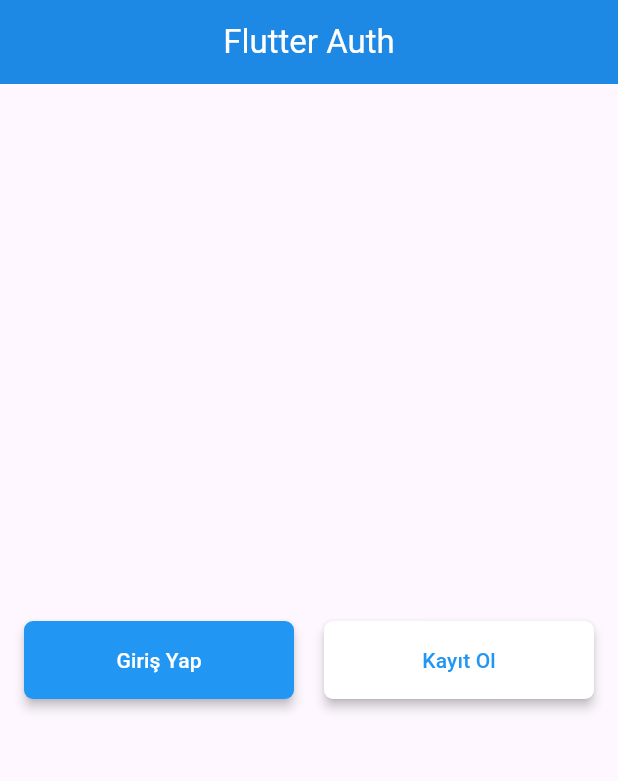
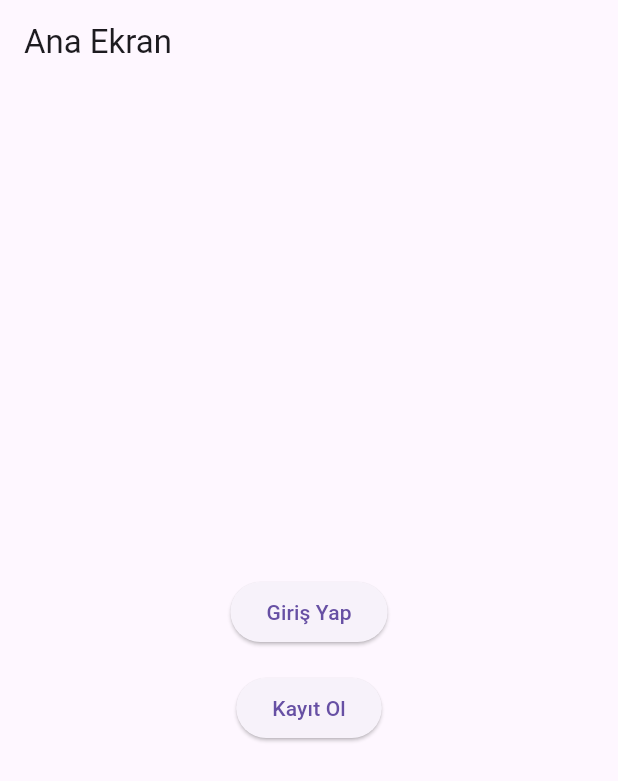
Before and after one commit to recepzgrmh/Flutter-auth, a Flutter app: the screen it shows after launch, on a phone screen of 412 x 824 dp. Shown: the top 781 px of the screen. Run offline on Flutter 3.47's test engine with Material 3 defaults, Android fonts, the phone set to English and light mode, and no system bars; our stand-ins replace cloud_firestore, firebase_auth, firebase_core, flutter_dotenv; accounts and stored records are empty; generated files the repository leaves out were written again.

```diff
--- /dev/null
+++ b/lib/auth_state_switcher.dart
@@ -0,0 +1,59 @@
+import 'package:firebase_auth/firebase_auth.dart';
+import 'package:flutter/material.dart';
+import 'package:flutter_auth/screens/auth/log_in.dart';
+import 'package:flutter_auth/screens/home_screen.dart';
+import 'package:flutter_auth/main.dart';
+import 'package:flutter_auth/screens/auth/verify_account.dart';
+import 'package:flutter_auth/screens/main_screen.dart';
+
+class AuthStateSwitcher extends StatefulWidget {
+  const AuthStateSwitcher({super.key});
+
+  @override
+  State<AuthStateSwitcher> createState() => _AuthStateSwitcherState();
+}
+
+class _AuthStateSwitcherState extends State<AuthStateSwitcher> {
+  // Kullanıcının e-posta onay durumunu yeniden yüklemek için
+  Future<void> _reloadIfNeeded() async {
+    final user = FirebaseAuth.instance.currentUser;
+    if (user != null && !user.emailVerified) {
+      await user.reload();
+      setState(() {});
+    }
+  }
+
+  @override
+  void initState() {
+    super.initState();
+    _reloadIfNeeded();
+  }
+
+  @override
+  Widget build(BuildContext context) {
+    return StreamBuilder<User?>(
+      stream: FirebaseAuth.instance.authStateChanges(),
+      builder: (context, snapshot) {
+        // Bağlantı henüz kurulmamışsa yükleme göstergesi
+        if (snapshot.connectionState == ConnectionState.waiting) {
+          return const Scaffold(
+            body: Center(child: CircularProgressIndicator()),
+          );
+        }
+
+        if (snapshot.hasData) {
+          // Giriş yapmış kullanıcı
+          final user = snapshot.data!;
+          if (user.emailVerified) {
+            return HomeScreen();
+          } else {
+            return VerifyAccount();
+          }
+        } else {
+          // Giriş yapmamış kullanıcı
+          return MainScreen();
+        }
+      },
+    );
+  }
+}
--- a/lib/main.dart
+++ b/lib/main.dart
@@ -1,66 +1,47 @@
 import 'package:flutter/material.dart';
-import 'package:flutter_auth/log_in.dart';
-import 'package:flutter_auth/sign_up.dart';
-import 'package:flutter_auth/widgets/custom_button.dart';
+import 'package:firebase_core/firebase_core.dart';
+import 'package:flutter_auth/auth_state_switcher.dart';
+import 'package:flutter_dotenv/flutter_dotenv.dart';
+import 'package:firebase_auth/firebase_auth.dart';
+import 'firebase_options.dart';
 
-void main() {
-  runApp(MaterialApp(debugShowCheckedModeBanner: false, home: MyApp()));
+Future<void> main() async {
+  WidgetsFlutterBinding.ensureInitialized();
+
+  // .env yüklemesi
+  try {
+    await dotenv.load(fileName: ".env");
+    print("📌 `.env` dosyası başarıyla yüklendi!");
+  } catch (e) {
+    print("🚨 `.env` dosyası yüklenemedi! Hata: $e");
+  }
+
+  // Firebase başlatma
+  try {
+    if (Firebase.apps.isEmpty) {
+      await Firebase.initializeApp(
+        options: DefaultFirebaseOptions.currentPlatform,
+      );
+      print("🔥 Firebase Başlatıldı!");
+    } else {
+      print("Firebase zaten başlatılmış.");
+    }
+  } catch (e) {
+    print("🚨 Firebase Başlatma Hatası: $e");
+  }
+
+  runApp(const MyApp());
 }
 
-class MyApp extends StatefulWidget {
+class MyApp extends StatelessWidget {
   const MyApp({super.key});
 
   @override
-  State<MyApp> createState() => _MyAppState();
-}
-
-class _MyAppState extends State<MyApp> {
-  @override
   Widget build(BuildContext context) {
-    return Scaffold(
-      appBar: AppBar(
-        title: Text('Flutter Auth'),
-        centerTitle: true,
-        backgroundColor: Colors.blue.shade600,
-        foregroundColor: Colors.white,
-      ),
-      body: Center(
-        child: Padding(
-          padding: const EdgeInsets.symmetric(horizontal: 16.0),
-          child: Row(
-            mainAxisAlignment: MainAxisAlignment.center,
-            children: [
-              Flexible(
-                child: CustomButton(
-                  onPressed: () {
-                    Navigator.push(
-                      context,
-                      MaterialPageRoute(builder: (context) => LogIn()),
-                    );
-                  },
-                  label: 'Giriş Yap',
-                  backgroundColor: Colors.blue,
-                  foregroundColor: Colors.white,
-                ),
-              ),
-              const SizedBox(width: 20),
-              Flexible(
-                child: CustomButton(
-                  onPressed: () {
-                    Navigator.push(
-                      context,
-                      MaterialPageRoute(builder: (context) => SignUp()),
-                    );
-                  },
-                  label: 'Kayıt Ol',
-                  backgroundColor: Colors.white,
-                  foregroundColor: Colors.blue,
-                ),
-              ),
-            ],
-          ),
-        ),
-      ),
+    return MaterialApp(
+      title: 'Login Page',
+      debugShowCheckedModeBanner: false,
+      home: AuthStateSwitcher(),
     );
   }
 }
--- /dev/null
+++ b/lib/screens/main_screen.dart
@@ -0,0 +1,36 @@
+import 'package:flutter/material.dart';
+import 'package:flutter_auth/screens/auth/log_in.dart';
+import 'package:flutter_auth/screens/auth/sign_up.dart';
+
+class MainScreen extends StatelessWidget {
+  @override
+  Widget build(BuildContext context) {
+    return Scaffold(
+      appBar: AppBar(title: Text('Ana Ekran')),
+      body: Center(
+        child: Column(
+          mainAxisSize: MainAxisSize.min,
+          children: [
+            ElevatedButton(
+              onPressed: () {
+                Navigator.of(
+                  context,
+                ).push(MaterialPageRoute(builder: (_) => LogIn()));
+              },
+              child: Text('Giriş Yap'),
+            ),
+            SizedBox(height: 16),
+            ElevatedButton(
+              onPressed: () {
+                Navigator.of(
+                  context,
+                ).push(MaterialPageRoute(builder: (_) => SignUp()));
+              },
+              child: Text('Kayıt Ol'),
+            ),
+          ],
+        ),
+      ),
+    );
+  }
+}
```
Also changed, not shown: lib/screens/auth/log_in.dart (renamed from lib/log_in.dart, +33 -2 lines), lib/screens/auth/reset_password.dart (renamed from lib/reset_password.dart, +14 -0 lines), lib/screens/auth/sign_up.dart (renamed from lib/sign_up.dart, +35 -0 lines), lib/screens/auth/verify_account.dart (renamed from lib/verify_account.dart, +75 -0 lines), lib/screens/home_screen.dart (added, +11 -0 lines), pubspec.yaml (+6 -2 lines), pubspec.lock, 4 other files.
